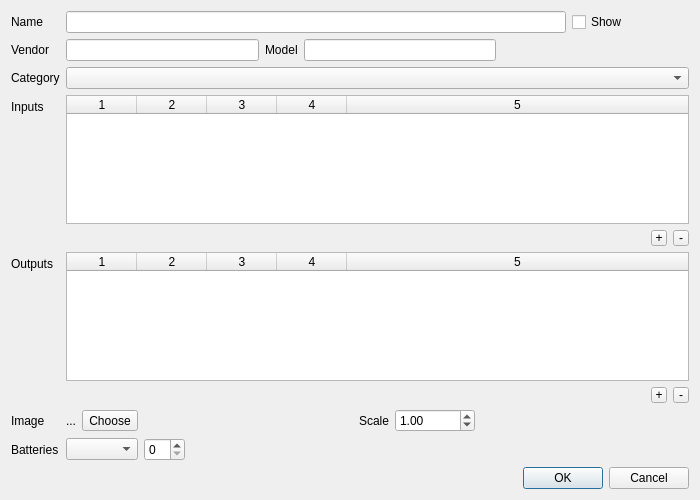
uliss/patch_scene, file deviceproperties.ui: the form before one commit.
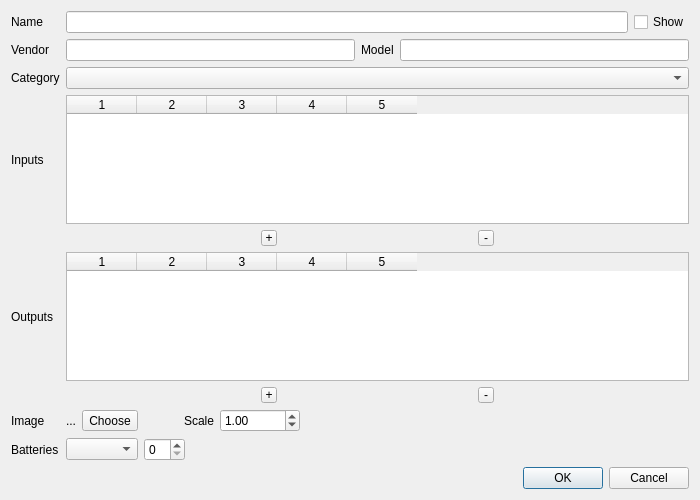
The form after the commit.

Commit message: device properties dialog

The edit to the form file:
```diff
--- a/deviceproperties.ui
+++ b/deviceproperties.ui
@@ -15,7 +15,7 @@
   </property>
   <layout class="QVBoxLayout" name="verticalLayout">
    <item>
-    <layout class="QFormLayout" name="formLayout">
+    <layout class="QGridLayout" name="gridLayout">
      <item row="0" column="0">
       <widget class="QLabel" name="deviceNameLabel">
        <property name="text">
@@ -26,6 +26,20 @@
        </property>
       </widget>
      </item>
+     <item row="0" column="1">
+      <layout class="QHBoxLayout" name="nameLayout">
+       <item>
+        <widget class="QLineEdit" name="deviceName"/>
+       </item>
+       <item>
+        <widget class="QCheckBox" name="showTitle">
+         <property name="text">
+          <string>Show</string>
+         </property>
+        </widget>
+       </item>
+      </layout>
+     </item>
      <item row="1" column="0">
       <widget class="QLabel" name="vendorLabel">
        <property name="text">
@@ -37,7 +51,7 @@
       </widget>
      </item>
      <item row="1" column="1">
-      <layout class="QHBoxLayout" name="horizontalLayout_5" stretch="0,0,0,0">
+      <layout class="QHBoxLayout" name="horizontalLayout_5" stretch="0,0,0">
        <item>
         <widget class="QLineEdit" name="vendor"/>
        </item>
@@ -54,19 +68,6 @@
        <item>
         <widget class="QLineEdit" name="model"/>
        </item>
-       <item>
-        <spacer name="horizontalSpacer_4">
-         <property name="orientation">
-          <enum>Qt::Horizontal</enum>
-         </property>
-         <property name="sizeHint" stdset="0">
-          <size>
-           <width>40</width>
-           <height>20</height>
-          </size>
-         </property>
-        </spacer>
-       </item>
       </layout>
      </item>
      <item row="2" column="0">
@@ -94,18 +95,6 @@
      </item>
      <item row="3" column="1">
       <widget class="QTableWidget" name="inlets">
-       <property name="sizePolicy">
-        <sizepolicy hsizetype="Expanding" vsizetype="Expanding">
-         <horstretch>0</horstretch>
-         <verstretch>1</verstretch>
-        </sizepolicy>
-       </property>
-       <property name="minimumSize">
-        <size>
-         <width>350</width>
-         <height>40</height>
-        </size>
-       </property>
        <property name="sizeAdjustPolicy">
         <enum>QAbstractScrollArea::AdjustToContents</enum>
        </property>
@@ -118,9 +107,6 @@
        <attribute name="horizontalHeaderHighlightSections">
         <bool>false</bool>
        </attribute>
-       <attribute name="horizontalHeaderStretchLastSection">
-        <bool>true</bool>
-       </attribute>
        <attribute name="verticalHeaderHighlightSections">
         <bool>false</bool>
        </attribute>
@@ -132,14 +118,7 @@
       </widget>
      </item>
      <item row="4" column="1">
-      <widget class="QWidget" name="inletContainer" native="true">
-       <property name="sizePolicy">
-        <sizepolicy hsizetype="Expanding" vsizetype="Minimum">
-         <horstretch>0</horstretch>
-         <verstretch>0</verstretch>
-        </sizepolicy>
-       </property>
-       <layout class="QHBoxLayout" name="horizontalLayout_2">
+      <layout class="QHBoxLayout" name="inletContainer">
         <property name="leftMargin">
          <number>0</number>
         </property>
@@ -152,22 +131,6 @@
         <property name="bottomMargin">
          <number>0</number>
         </property>
-        <item>
-         <spacer name="horizontalSpacer_2">
-          <property name="orientation">
-           <enum>Qt::Horizontal</enum>
-          </property>
-          <property name="sizeType">
-           <enum>QSizePolicy::Maximum</enum>
-          </property>
-          <property name="sizeHint" stdset="0">
-           <size>
-            <width>100000</width>
-            <height>0</height>
-           </size>
-          </property>
-         </spacer>
-        </item>
         <item>
          <widget class="QToolButton" name="addInlet">
           <property name="maximumSize">
@@ -201,7 +164,6 @@
          </widget>
         </item>
        </layout>
-      </widget>
      </item>
      <item row="5" column="0">
       <widget class="QLabel" name="outletsLabel">
@@ -215,18 +177,6 @@
      </item>
      <item row="5" column="1">
       <widget class="QTableWidget" name="outlets">
-       <property name="sizePolicy">
-        <sizepolicy hsizetype="Expanding" vsizetype="Expanding">
-         <horstretch>0</horstretch>
-         <verstretch>1</verstretch>
-        </sizepolicy>
-       </property>
-       <property name="minimumSize">
-        <size>
-         <width>350</width>
-         <height>40</height>
-        </size>
-       </property>
        <property name="sizeAdjustPolicy">
         <enum>QAbstractScrollArea::AdjustToContents</enum>
        </property>
@@ -239,9 +189,6 @@
        <attribute name="horizontalHeaderHighlightSections">
         <bool>false</bool>
        </attribute>
-       <attribute name="horizontalHeaderStretchLastSection">
-        <bool>true</bool>
-       </attribute>
        <attribute name="verticalHeaderHighlightSections">
         <bool>false</bool>
        </attribute>
@@ -253,39 +200,7 @@
       </widget>
      </item>
      <item row="6" column="1">
-      <widget class="QWidget" name="outletContainer" native="true">
-       <property name="sizePolicy">
-        <sizepolicy hsizetype="Expanding" vsizetype="Preferred">
-         <horstretch>0</horstretch>
-         <verstretch>0</verstretch>
-        </sizepolicy>
-       </property>
-       <layout class="QHBoxLayout" name="horizontalLayout_4">
-        <property name="leftMargin">
-         <number>0</number>
-        </property>
-        <property name="topMargin">
-         <number>0</number>
-        </property>
-        <property name="rightMargin">
-         <number>0</number>
-        </property>
-        <property name="bottomMargin">
-         <number>0</number>
-        </property>
-        <item>
-         <spacer name="horizontalSpacer_3">
-          <property name="orientation">
-           <enum>Qt::Horizontal</enum>
-          </property>
-          <property name="sizeHint" stdset="0">
-           <size>
-            <width>10000</width>
-            <height>0</height>
-           </size>
-          </property>
-         </spacer>
-        </item>
+      <layout class="QHBoxLayout" name="outletContainer">
         <item>
          <widget class="QToolButton" name="addOutlet">
           <property name="maximumSize">
@@ -319,7 +234,6 @@
          </widget>
         </item>
        </layout>
-      </widget>
      </item>
      <item row="7" column="0">
       <widget class="QLabel" name="imageLabel">
@@ -332,8 +246,7 @@
       </widget>
      </item>
      <item row="7" column="1">
-      <widget class="QWidget" name="widget" native="true">
-       <layout class="QHBoxLayout" name="horizontalLayout_3">
+      <layout class="QHBoxLayout" name="imageLayout">
         <property name="leftMargin">
          <number>0</number>
         </property>
@@ -368,6 +281,9 @@
           <property name="orientation">
            <enum>Qt::Horizontal</enum>
           </property>
+         <property name="sizeType">
+          <enum>QSizePolicy::Fixed</enum>
+         </property>
           <property name="sizeHint" stdset="0">
            <size>
             <width>40</width>
@@ -428,10 +344,9 @@
          </spacer>
         </item>
        </layout>
-      </widget>
      </item>
      <item row="8" column="0">
-      <widget class="QLabel" name="label">
+      <widget class="QLabel" name="batteryLabel">
        <property name="text">
         <string>Batteries</string>
        </property>
@@ -467,33 +382,6 @@
        </item>
       </layout>
      </item>
-     <item row="0" column="1">
-      <layout class="QHBoxLayout" name="horizontalLayout_6">
-       <item>
-        <widget class="QLineEdit" name="deviceName">
-         <property name="sizePolicy">
-          <sizepolicy hsizetype="Minimum" vsizetype="Fixed">
-           <horstretch>0</horstretch>
-           <verstretch>0</verstretch>
-          </sizepolicy>
-         </property>
-         <property name="minimumSize">
-          <size>
-           <width>500</width>
-           <height>0</height>
-          </size>
-         </property>
-        </widget>
-       </item>
-       <item>
-        <widget class="QCheckBox" name="showTitle">
-         <property name="text">
-          <string>Show</string>
-         </property>
-        </widget>
-       </item>
-      </layout>
-     </item>
     </layout>
    </item>
    <item>
```
Lines whose indentation alone changed are shown as unchanged. The commit also changes 2 other files.
